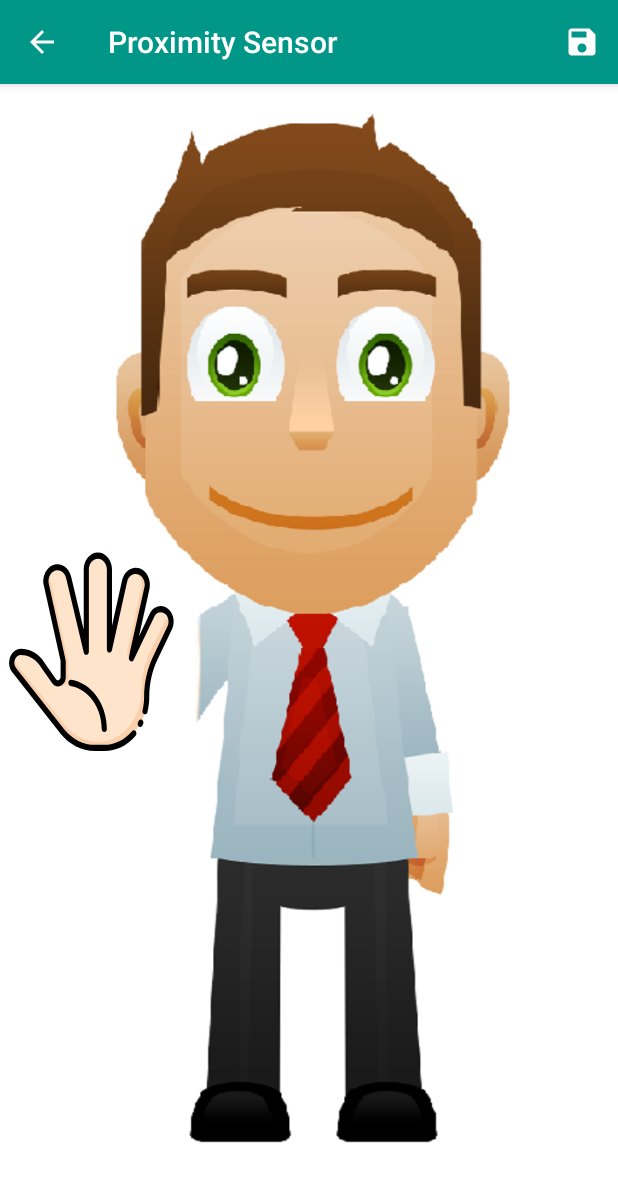
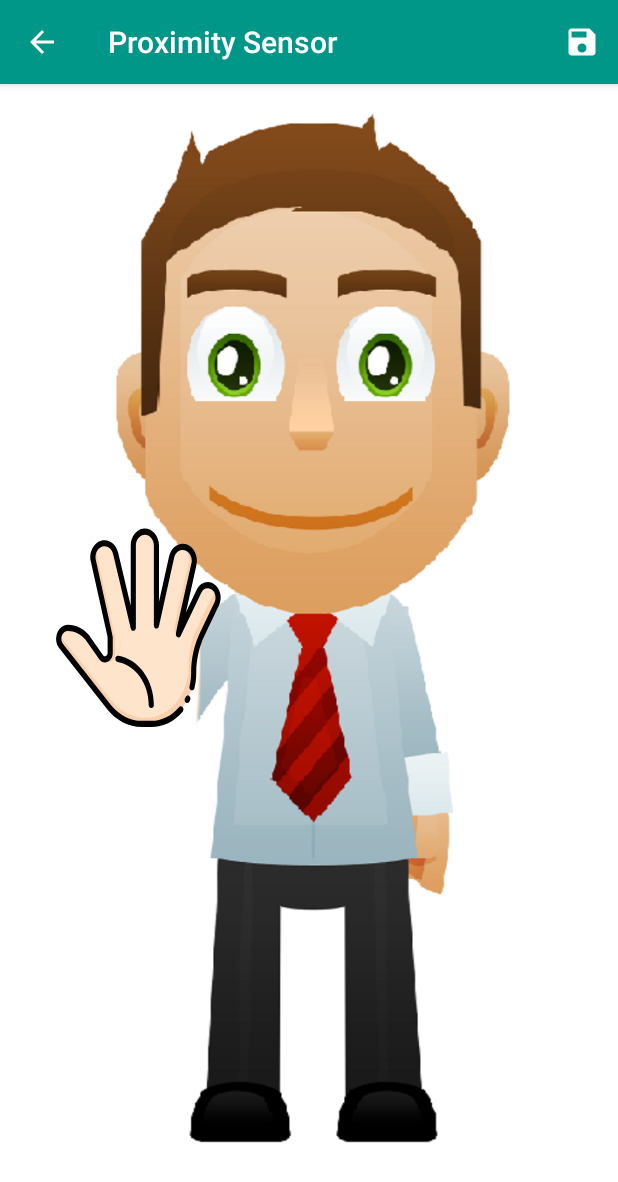
Before and after one commit to giuseppeboezio/misurapp, an Android app: the SensorProximityActivity screen opened directly, with no data from a screen before it, on a phone screen of 412 x 824 dp. Shown: the top 1182 px of the screen. Run offline under Robolectric (Android 15) with nearby library versions, the phone set to English and light mode, and no system bars.

Commit message:
text view + save methods

```diff
--- a/app/src/main/java/it/uniba/di/sms1920/misurapp/SensorLightActivity.java
+++ b/app/src/main/java/it/uniba/di/sms1920/misurapp/SensorLightActivity.java
@@ -33,6 +33,7 @@ public class SensorLightActivity extends AppCompatActivity implements SensorEven
     private AlphaAnimation mAlphaAnimation;
     private float fromAlpha, toAlpha;
     private Set<Detection> detections;
+    private TextView showLightData;
 
 
     @Override
@@ -48,6 +49,7 @@ public class SensorLightActivity extends AppCompatActivity implements SensorEven
 
         getSupportActionBar().setDisplayHomeAsUpEnabled(true);
 
+        showLightData = findViewById(R.id.lightData);
         detections = new HashSet<Detection>();
 
         mSensorManager = (SensorManager) getSystemService(Context.SENSOR_SERVICE);
@@ -67,6 +69,7 @@ public class SensorLightActivity extends AppCompatActivity implements SensorEven
     public final void onSensorChanged(SensorEvent event) {
         float lux = event.values[0];
 
+        showLightData.setText(String.valueOf(lux) + "  LX");
         //Managing sensor change for persistance
 
         Detection lightDetection = new Detection();
--- a/app/src/main/res/layout/activity_sensor_proximity.xml
+++ b/app/src/main/res/layout/activity_sensor_proximity.xml
@@ -29,11 +29,23 @@
         android:id="@+id/img_hand"
         android:layout_width="190dp"
         android:layout_height="181dp"
-        android:layout_marginTop="340dp"
-        android:layout_marginEnd="252dp"
+        android:layout_marginTop="324dp"
+        android:layout_marginEnd="220dp"
         android:scaleType="centerInside"
         app:layout_constraintEnd_toEndOf="parent"
         app:layout_constraintTop_toTopOf="parent"
         app:srcCompat="@drawable/ic_disegno" />
 
+    <TextView
+        android:id="@+id/proximityData"
+        android:layout_width="wrap_content"
+        android:layout_height="wrap_content"
+        android:layout_marginStart="173dp"
+        android:layout_marginTop="3dp"
+        android:layout_marginEnd="179dp"
+        android:textAppearance="@style/TextAppearance.AppCompat.Large"
+        app:layout_constraintEnd_toEndOf="parent"
+        app:layout_constraintStart_toStartOf="parent"
+        app:layout_constraintTop_toBottomOf="@+id/my_toolbar" />
+
 </androidx.constraintlayout.widget.ConstraintLayout>
--- a/app/src/main/res/layout/activity_sensor_step_counter.xml
+++ b/app/src/main/res/layout/activity_sensor_step_counter.xml
@@ -43,6 +43,7 @@
         android:layout_marginTop="48dp"
         android:layout_marginEnd="440dp"
         android:text=""
+        android:textAppearance="@style/TextAppearance.AppCompat.Large"
         app:layout_constraintEnd_toEndOf="parent"
         app:layout_constraintTop_toBottomOf="@+id/my_toolbar" />
 
```
Also changed, not shown: app/src/main/java/it/uniba/di/sms1920/misurapp/SensorMagneticFieldActivity.java (+35 -1 lines), app/src/main/java/it/uniba/di/sms1920/misurapp/SensorProximityActivity.java (+36 -1 lines), app/src/main/java/it/uniba/di/sms1920/misurapp/SensorStepCounterActivity.java (+34 -19 lines), app/src/main/res/layout/activity_sensor_light.xml (+10 -0 lines), app/src/main/res/layout/activity_sensor_magnetic_field.xml (+14 -1 lines).
